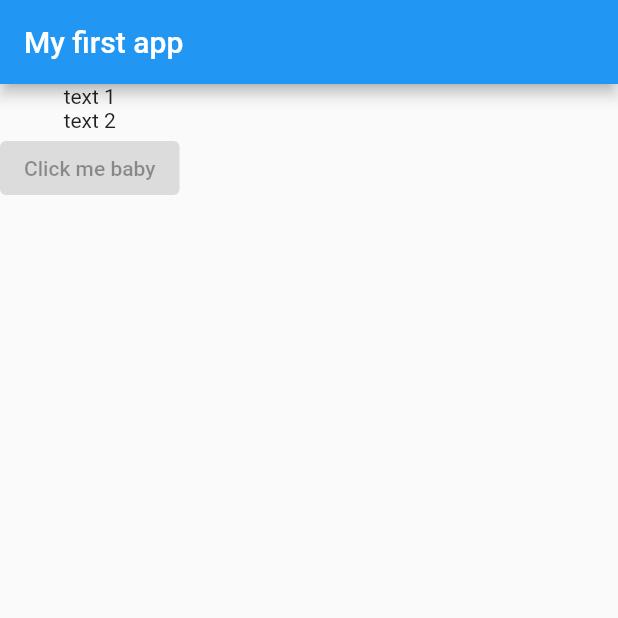
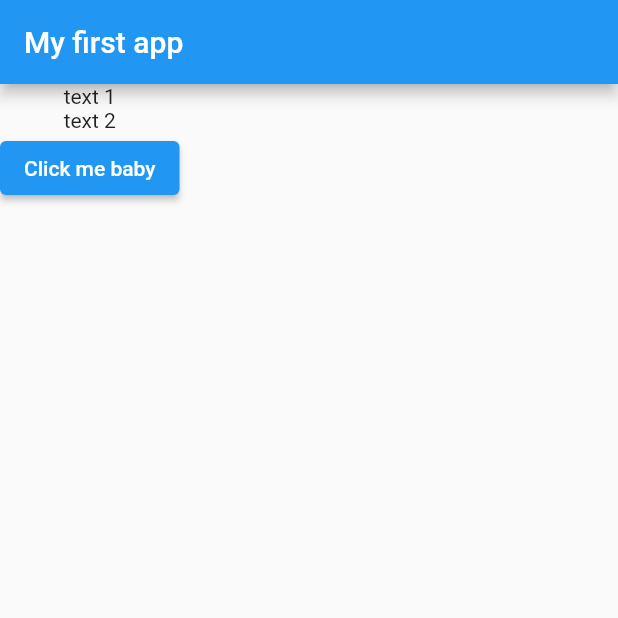
Before and after one commit to Tris-909/Flutter, a Flutter app: the screen it shows after launch, on a phone screen of 412 x 824 dp, the top half of it. Run offline on Flutter 3.47's test engine with Material 2 defaults, Android fonts, the light colour scheme and no system bars.

Commit message:
(4) Connecting button with function in Flutter

```diff
--- a/flutter_basics/lib/main.dart
+++ b/flutter_basics/lib/main.dart
@@ -3,6 +3,10 @@ import 'package:flutter/material.dart';
 void main() => runApp(MyApp());
 
 class MyApp extends StatelessWidget {
+  void answerQuestion() {
+    print("pressed");
+  }
+
   @override
   Widget build(BuildContext context) {
     return MaterialApp(
@@ -13,7 +17,8 @@ class MyApp extends StatelessWidget {
         body: Column(children: [
           Text('text 1'),
           Text('text 2'),
-          ElevatedButton(onPressed: null, child: Text("Click me baby")),
+          ElevatedButton(
+              onPressed: answerQuestion, child: Text("Click me baby")),
         ]),
       ),
     );
```
